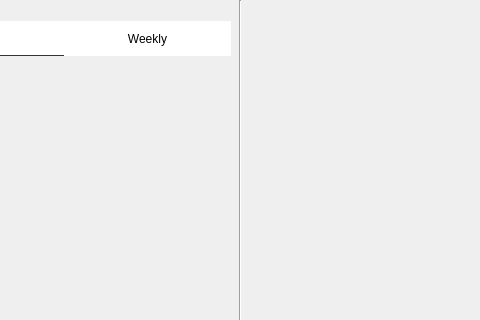
Old version of the form ui/home.ui in the repository teokafor/simple-goals; both pictures show x 270 to 750 and y 0 to 320 of the 1000 by 708 pixel window.
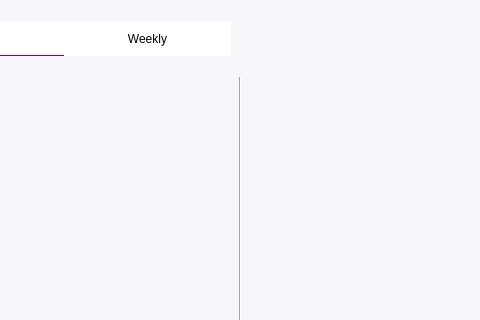
New version of the form.

```diff
--- a/ui/home.ui
+++ b/ui/home.ui
@@ -13,6 +13,9 @@
   <property name="windowTitle">
    <string>Simple Goals</string>
   </property>
+  <property name="styleSheet">
+   <string notr="true">background-color: #F6F5F9;</string>
+  </property>
   <property name="unifiedTitleAndToolBarOnMac">
    <bool>false</bool>
   </property>
```
